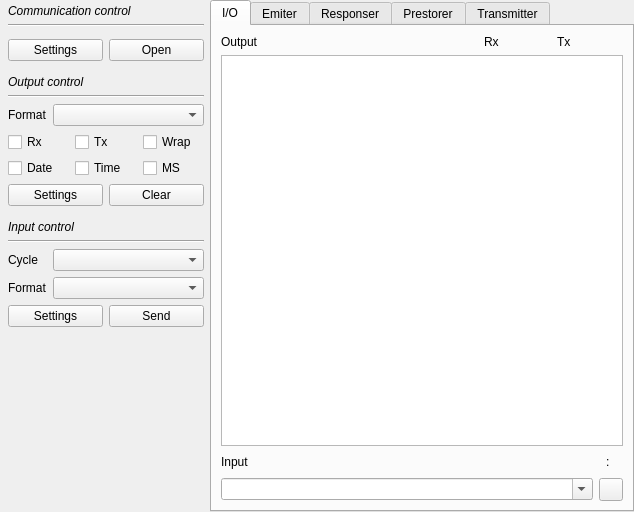
Old version of the form Source/ToolBox/ToolBoxUI/xToolsToolBoxUi.ui in the repository x-tools-author/x-tools.
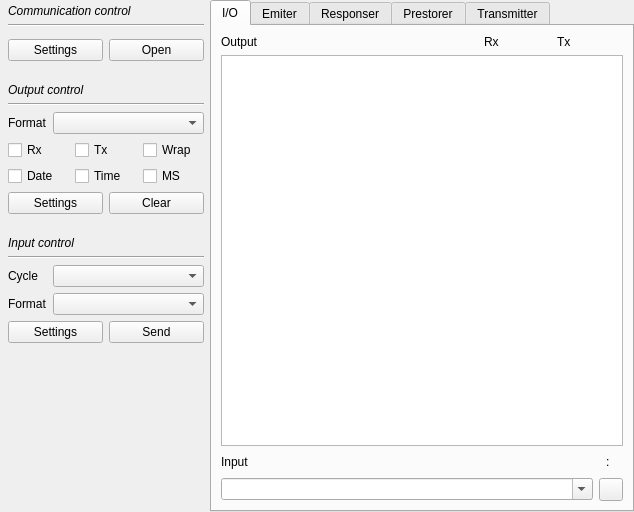
New version of the form. Custom widgets are drawn as their Qt base class.

The edit to the form file:
```diff
--- a/Source/ToolBox/ToolBoxUI/xToolsToolBoxUi.ui
+++ b/Source/ToolBox/ToolBoxUI/xToolsToolBoxUi.ui
@@ -236,7 +236,7 @@
            <property name="sizeHint" stdset="0">
             <size>
              <width>20</width>
-             <height>8</height>
+             <height>16</height>
             </size>
            </property>
           </spacer>
@@ -255,7 +255,7 @@
         <property name="sizeHint" stdset="0">
          <size>
           <width>20</width>
-          <height>8</height>
+          <height>16</height>
          </size>
         </property>
        </spacer>
```
